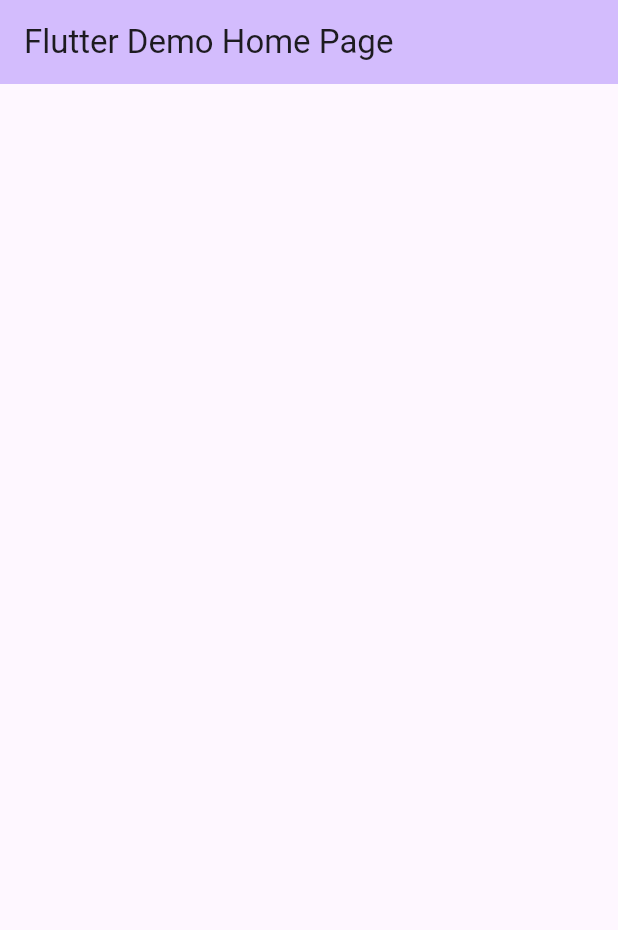
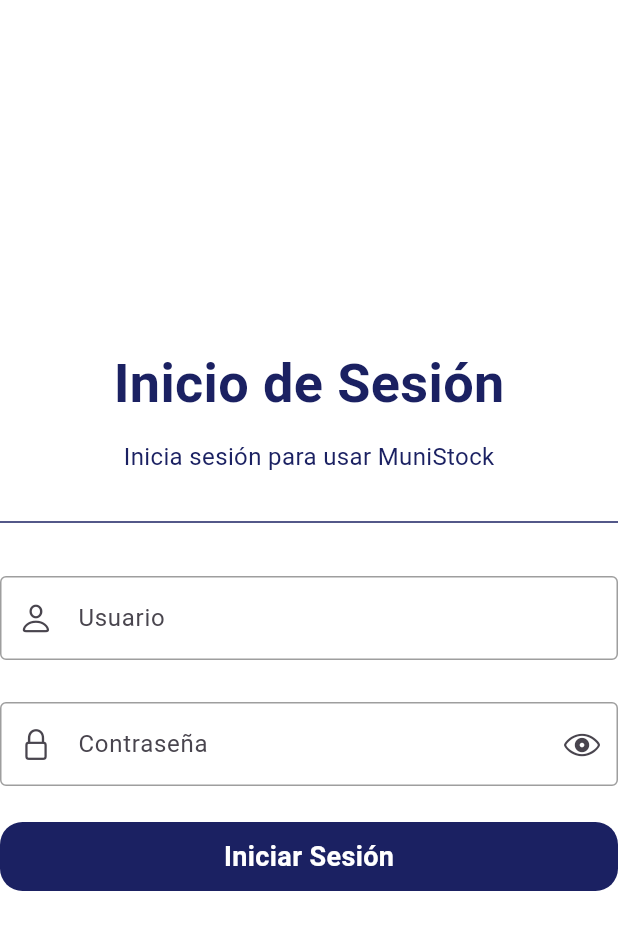
Before and after one commit to RoynerOM/muni_stock, a Flutter app: the screen it shows after launch, on a phone screen of 412 x 824 dp. Shown: the top 930 px of the screen. Run offline on Flutter 3.47's test engine with Material 3 defaults, Android fonts, the phone set to English and light mode, and no system bars; our stand-ins replace flutter_bloc, flutter_spinkit, get_it, shared_preferences; missing offline and left inert: toast_message_bar.

Commit message:
modulo de inicio de sesión

```diff
--- a/lib/app/input/input_text.dart
+++ b/lib/app/input/input_text.dart
@@ -14,6 +14,7 @@ class InputText extends StatelessWidget {
     this.sufixIcon,
     this.onTap,
     this.prefixIcon,
+    this.obscureText = false,
   });
   final String label;
   final String placeholder;
@@ -22,6 +23,7 @@ class InputText extends StatelessWidget {
   final ValueChanged<String>? onChanged;
   final bool readOnly;
   final bool enabled;
+  final bool obscureText;
   final TextStyle? style;
   final Widget? sufixIcon;
   final Widget? prefixIcon;
@@ -47,6 +49,7 @@ class InputText extends StatelessWidget {
             enabled: enabled,
             onChanged: onChanged,
             controller: controller,
+            obscureText: obscureText,
             style: style,
             onTap: onTap,
             decoration: InputDecoration(
--- /dev/null
+++ b/lib/core/storage/shared_preferences.dart
@@ -0,0 +1,28 @@
+import 'package:shared_preferences/shared_preferences.dart';
+
+class AppStorage {
+  AppStorage._internal();
+  late SharedPreferences _local;
+  static final AppStorage _instance = AppStorage._internal();
+
+  factory AppStorage() => _instance;
+
+  Future<void> init() async {
+    _local = await SharedPreferences.getInstance();
+  }
+
+  String get userToken => _local.getString('user_token') ?? '';
+  set userToken(String value) => _local.setString('user_token', value);
+
+  String get userId => _local.getString('user_id') ?? '';
+  set userId(String value) => _local.setString('user_id', value);
+
+  String get userEmail => _local.getString('user_email') ?? '';
+  set userEmail(String value) => _local.setString('user_email', value);
+
+  void clear() {
+    userToken = '';
+    userId = '';
+    userEmail = '';
+  }
+}
--- /dev/null
+++ b/lib/features/auth/bloc/auth_bloc.dart
@@ -0,0 +1,49 @@
+import 'package:flutter_bloc/flutter_bloc.dart';
+import 'package:muni_stock/core/storage/shared_preferences.dart';
+import 'package:muni_stock/features/auth/models/auth_model.dart';
+import 'package:muni_stock/features/auth/repository/auth_repository.dart';
+
+part 'auth_event.dart';
+part 'auth_state.dart';
+
+typedef Emit = Emitter<AuthState>;
+
+class AuthBloc extends Bloc<AuthEvent, AuthState> {
+  final AuthRepository repository;
+  AuthBloc(this.repository) : super(AuthState(react: AuthReact.initial)) {
+    on<ChechSesionEvent>((event, emit) async {
+      if (AppStorage().userToken.isNotEmpty) {
+        emit(AuthState(react: AuthReact.getSuccess));
+      }
+    });
+
+    on<LoginEvent>((event, emit) async {
+      emit(AuthState(react: AuthReact.getLoading));
+      await onLogin(event, emit);
+    });
+
+    on<RegisterEvent>((event, emit) async {
+      emit(AuthState(react: AuthReact.postLoading));
+      await onRegister(event, emit);
+    });
+  }
+
+  Future<void> onLogin(LoginEvent evt, Emit emit) async {
+    final token = await repository.login(evt.model);
+    if (token == null) {
+      emit(AuthState(react: AuthReact.getError));
+    }
+    AppStorage().userEmail = evt.model.email;
+    AppStorage().userToken = token!;
+    emit(AuthState(react: AuthReact.getSuccess));
+  }
+
+  Future<void> onRegister(RegisterEvent evt, Emit emit) async {
+    try {
+      await repository.regsiter(evt.model);
+      emit(AuthState(react: AuthReact.postSuccess));
+    } catch (e) {
+      emit(AuthState(react: AuthReact.postError));
+    }
+  }
+}
--- /dev/null
+++ b/lib/features/auth/bloc/auth_event.dart
@@ -0,0 +1,15 @@
+part of 'auth_bloc.dart';
+
+abstract class AuthEvent {}
+
+class ChechSesionEvent extends AuthEvent {}
+
+class LoginEvent extends AuthEvent {
+  final AuthModel model;
+  LoginEvent(this.model);
+}
+
+class RegisterEvent extends AuthEvent {
+  final AuthModel model;
+  RegisterEvent(this.model);
+}
--- /dev/null
+++ b/lib/features/auth/bloc/auth_state.dart
@@ -0,0 +1,33 @@
+part of 'auth_bloc.dart';
+
+class AuthState<T> {
+  final AuthReact react;
+
+  final AuthModel? auth;
+
+  AuthState({
+    this.react = AuthReact.initial,
+    this.auth,
+  });
+
+  AuthState<T> copyWith(
+    AuthState state, {
+    AuthReact? react,
+    AuthModel? auth,
+  }) =>
+      AuthState<T>(
+        react: react ?? state.react,
+        auth: auth ?? state.auth,
+      );
+}
+
+enum AuthReact {
+  initial,
+  getLoading,
+  getSuccess,
+  getError,
+
+  postLoading,
+  postSuccess,
+  postError,
+}
--- /dev/null
+++ b/lib/features/auth/models/auth_model.dart
@@ -0,0 +1,34 @@
+class AuthModel {
+  String nombre;
+  String email;
+  String password;
+  String rol;
+  String? token;
+  AuthModel({
+    required this.nombre,
+    required this.email,
+    required this.password,
+    required this.rol,
+    this.token,
+  });
+
+  factory AuthModel.fromJson(Map<String, dynamic> json) => AuthModel(
+        nombre: json["nombre"],
+        email: json["email"],
+        password: json["password"],
+        rol: json["rol"],
+        token: json["token"],
+      );
+
+  Map<String, dynamic> toRegister() => {
+        "nombre": nombre,
+        "email": email,
+        "password": password,
+        "rol": rol,
+      };
+
+  Map<String, dynamic> toLogin() => {
+        "email": email,
+        "password": password,
+      };
+}
--- /dev/null
+++ b/lib/features/auth/pages/login.dart
@@ -0,0 +1,124 @@
+import 'package:flutter/cupertino.dart';
+import 'package:flutter/material.dart';
+import 'package:flutter_bloc/flutter_bloc.dart';
+import 'package:muni_stock/app/color/hex_color.dart';
+import 'package:muni_stock/app/dialogs/banner_ui.dart';
+import 'package:muni_stock/app/input/input_text.dart';
+import 'package:muni_stock/app/spinner/dual_ring.dart';
+import 'package:muni_stock/features/auth/bloc/auth_bloc.dart';
+import 'package:muni_stock/features/auth/models/auth_model.dart';
+import 'package:muni_stock/features/auth/widgets/login_button.dart';
+
+class LoginPage extends StatefulWidget {
+  const LoginPage({super.key});
+
+  @override
+  State<LoginPage> createState() => _LoginPageState();
+}
+
+class _LoginPageState extends State<LoginPage> {
+  final controllerEmail = TextEditingController();
+  final controllerPassword = TextEditingController();
+  double heightContainer = 480;
+  bool failed = false;
+  bool _obscureText = true;
+
+  void _togglePasswordVisibility() {
+    setState(() {
+      _obscureText = !_obscureText;
+    });
+  }
+
+  @override
+  Widget build(BuildContext context) {
+    return Scaffold(
+      backgroundColor: Colors.white,
+      body: BlocConsumer<AuthBloc, AuthState>(
+        listener: (context, state) {
+          if (state.react == AuthReact.getError) {
+            Alert.error(
+              context,
+              title: 'Error al iniciar sesion',
+              message:
+                  'Lo siento, el nombre de usuario o la contraseña son incorrectos. Por favor, inténtalo de nuevo.',
+            );
+          }
+        },
+        builder: (context, state) {
+          if (state.react == AuthReact.getLoading) {
+            return const DualRing(
+              message: 'Validando Credenciales',
+            );
+          }
+          return Center(
+            child: Container(
+              constraints: const BoxConstraints(maxWidth: 480),
+              child: SingleChildScrollView(
+                child: Column(
+                  mainAxisAlignment: MainAxisAlignment.center,
+                  crossAxisAlignment: CrossAxisAlignment.center,
+                  children: [
+                    Text(
+                      'Inicio de Sesión',
+                      style: TextStyle(
+                        fontSize: 36,
+                        color: HexColor('#1B2162'),
+                        fontWeight: FontWeight.w700,
+                      ),
+                    ),
+                    const SizedBox(height: 12),
+                    Text(
+                      'Inicia sesión para usar MuniStock',
+                      style: TextStyle(
+                        fontSize: 16,
+                        color: HexColor('#1B2162'),
+                        fontWeight: FontWeight.normal,
+                      ),
+                    ),
+                    const SizedBox(height: 24),
+                    Divider(color: HexColor('#1B2162')),
+                    const SizedBox(height: 24),
+                    InputText(
+                      controller: controllerEmail,
+                      placeholder: 'Usuario',
+                      prefixIcon: const Icon(CupertinoIcons.person),
+                    ),
+                    const SizedBox(height: 24),
+                    InputText(
+                      controller: controllerPassword,
+                      obscureText: _obscureText,
+                      prefixIcon: const Icon(CupertinoIcons.lock),
+                      sufixIcon: IconButton(
+                        icon: Icon(
+                          _obscureText
+                              ? CupertinoIcons.eye
+                              : CupertinoIcons.eye_slash,
+                        ),
+                        onPressed: _togglePasswordVisibility,
+                      ),
+                      placeholder: 'Contraseña',
+                    ),
+                    const SizedBox(height: 24),
+                    LoginButton(
+                      onTap: () {
+                        BlocProvider.of<AuthBloc>(context).add(
+                          LoginEvent(
+                            AuthModel(
+                                nombre: '',
+                                email: controllerEmail.text,
+                                password: controllerPassword.text,
+                                rol: ''),
+                          ),
+                        );
+                      },
+                    )
+                  ],
+                ),
+              ),
+            ),
+          );
+        },
+      ),
+    );
+  }
+}
--- /dev/null
+++ b/lib/features/auth/widgets/login_button.dart
@@ -0,0 +1,36 @@
+import 'package:flutter/material.dart';
+import 'package:muni_stock/app/color/hex_color.dart';
+
+class LoginButton extends StatelessWidget {
+  const LoginButton({
+    super.key,
+    this.onTap,
+  });
+  final GestureTapCallback? onTap;
+  @override
+  Widget build(BuildContext context) {
+    return InkWell(
+      onTap: onTap,
+      child: Container(
+        alignment: Alignment.center,
+        padding: const EdgeInsetsDirectional.symmetric(
+          vertical: 10,
+          horizontal: 16,
+        ),
+        width: double.infinity,
+        decoration: BoxDecoration(
+          color: HexColor('#1B2162'),
+          borderRadius: BorderRadius.circular(15),
+        ),
+        child: const Text(
+          'Iniciar Sesión',
+          style: TextStyle(
+            fontSize: 18,
+            fontWeight: FontWeight.w600,
+            color: Colors.white,
+          ),
+        ),
+      ),
+    );
+  }
+}
--- /dev/null
+++ b/lib/injection.dart
@@ -0,0 +1,10 @@
+import 'package:get_it/get_it.dart';
+import 'package:muni_stock/features/auth/bloc/auth_bloc.dart';
+import 'package:muni_stock/features/auth/repository/auth_repository.dart';
+
+final sl = GetIt.instance;
+
+Future<void> injection() async {
+  sl.registerSingleton<AuthRepository>(AuthRepository());
+  sl.registerFactory<AuthBloc>(() => AuthBloc(sl()));
+}
--- a/pubspec.yaml
+++ b/pubspec.yaml
@@ -19,6 +19,8 @@ dependencies:
   flutter_bloc: ^8.1.6
   get_it: ^8.0.1
   dio: ^5.7.0
+  http: ^1.2.2
+  shared_preferences: ^2.3.2
 
 dev_dependencies:
   flutter_test:
```
Also changed, not shown: lib/core/repository/api_interface.dart (added, +7 -0 lines), lib/core/repository/api_repository.dart (added, +83 -0 lines), lib/features/auth/repository/auth_repository.dart (added, +36 -0 lines), lib/main.dart (+121 -8 lines), lib/features/auth/pages/register.dart (added), pubspec.lock, 1 other file.
